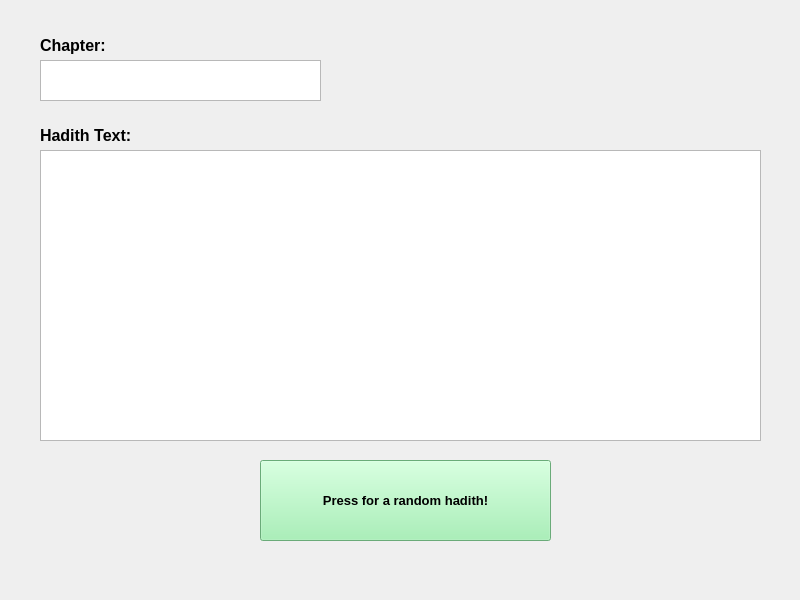
The window that main_window.ui (Stunner070/RandomHadith) describes before a commit, drawn with Qt 5.
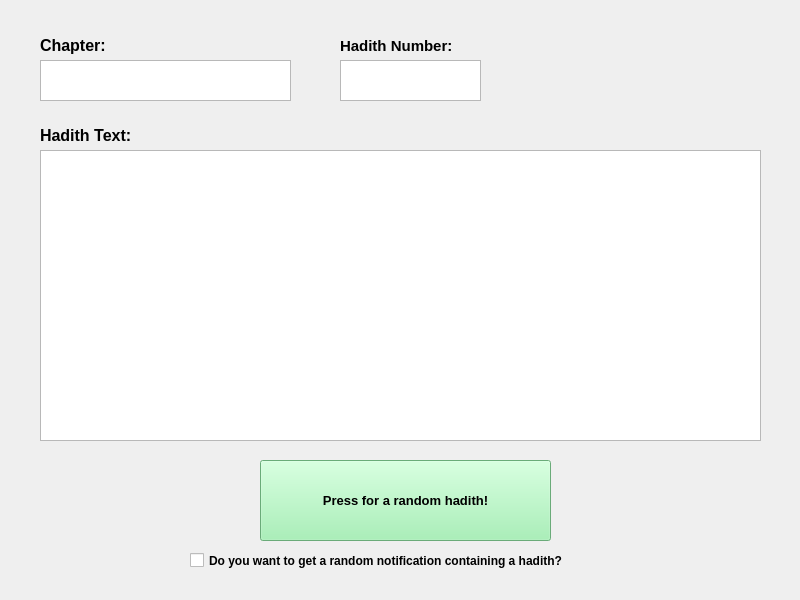
The same window after the commit.

Commit message:
added the functionality for notifications, but is not working yet. Needs more work on it.
Also added more structure to the project by seperating functionality

The edit to the form file:
```diff
--- a/main_window.ui
+++ b/main_window.ui
@@ -465,7 +465,7 @@
      <rect>
       <x>40</x>
       <y>60</y>
-      <width>281</width>
+      <width>251</width>
       <height>41</height>
      </rect>
     </property>
@@ -522,6 +522,56 @@
      <string>Hadith Text:</string>
     </property>
    </widget>
+   <widget class="QTextEdit" name="hadithNo">
+    <property name="geometry">
+     <rect>
+      <x>340</x>
+      <y>60</y>
+      <width>141</width>
+      <height>41</height>
+     </rect>
+    </property>
+   </widget>
+   <widget class="QLabel" name="label_3">
+    <property name="geometry">
+     <rect>
+      <x>340</x>
+      <y>30</y>
+      <width>151</width>
+      <height>31</height>
+     </rect>
+    </property>
+    <property name="font">
+     <font>
+      <pointsize>11</pointsize>
+      <weight>75</weight>
+      <bold>true</bold>
+      <underline>false</underline>
+     </font>
+    </property>
+    <property name="text">
+     <string>Hadith Number:</string>
+    </property>
+   </widget>
+   <widget class="QCheckBox" name="notiBox">
+    <property name="geometry">
+     <rect>
+      <x>190</x>
+      <y>540</y>
+      <width>441</width>
+      <height>41</height>
+     </rect>
+    </property>
+    <property name="font">
+     <font>
+      <weight>75</weight>
+      <bold>true</bold>
+     </font>
+    </property>
+    <property name="text">
+     <string>Do you want to get a random notification containing a hadith?</string>
+    </property>
+   </widget>
   </widget>
  </widget>
  <resources/>
```
The commit also changes 7 other files.
